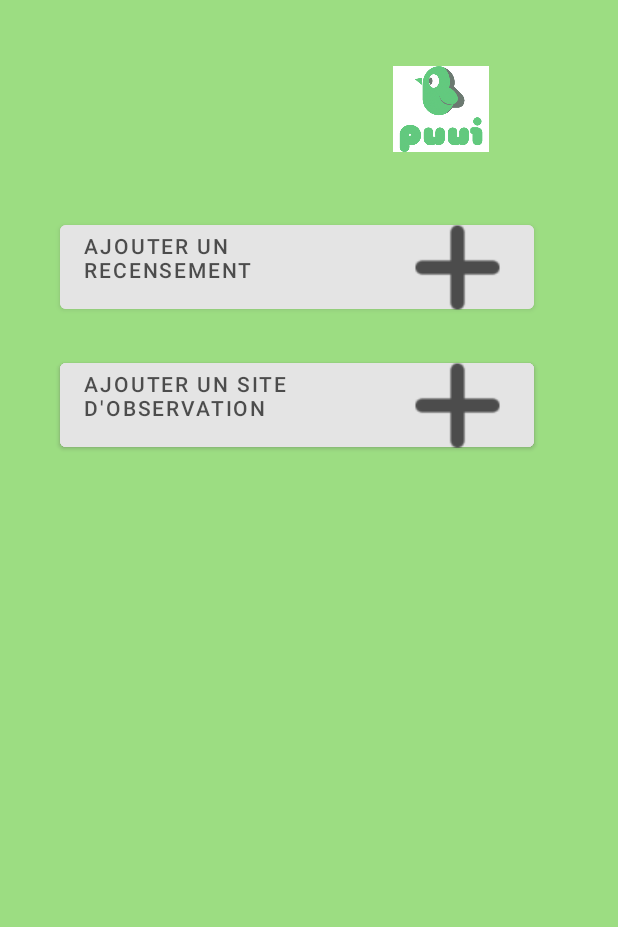
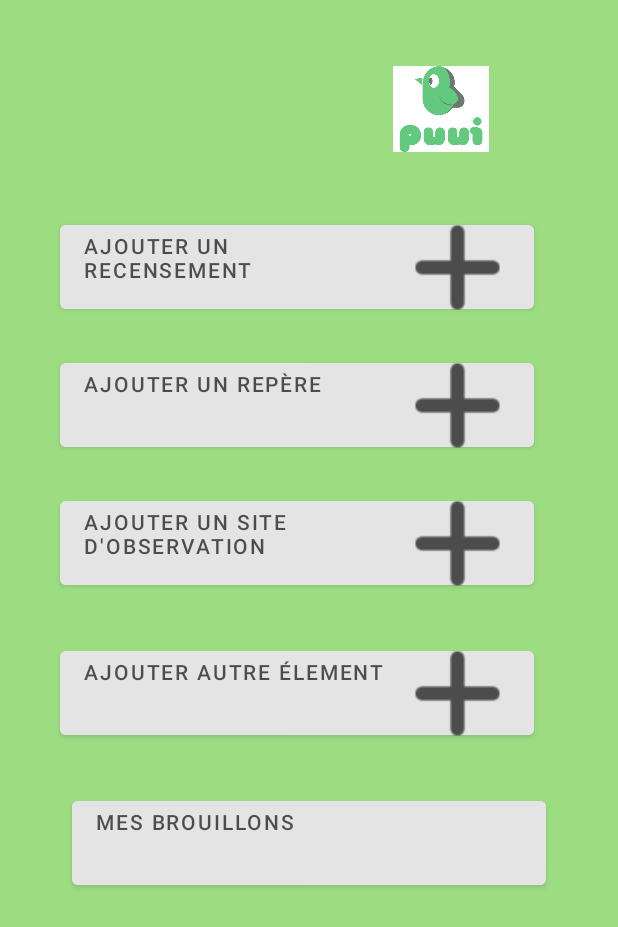
Before and after one commit to samuelboiss/PiouPiou, an Android app: the layout ajouter.xml on its own in the app's theme, with its tools: preview values and no code run, on a phone screen of 412 x 824 dp. Shown: the top 927 px of the screen. Run offline under Robolectric (Android 15) with nearby library versions, the phone set to English and light mode, and no system bars.

Commit message:
add the last three button on the page

```diff
--- a/PiouPiou/app/src/main/res/layout/ajouter.xml
+++ b/PiouPiou/app/src/main/res/layout/ajouter.xml
@@ -52,7 +52,7 @@
     <Button
         android:layout_width="316dp"
         android:layout_height="68dp"
-        android:layout_marginTop="236dp"
+        android:layout_marginTop="328dp"
         android:layout_marginEnd="56dp"
         android:backgroundTint="@color/button_gray"
         android:drawableRight="@drawable/plus"
@@ -63,5 +63,32 @@
         app:layout_constraintEnd_toEndOf="parent"
         app:layout_constraintTop_toTopOf="parent" />
 
+    <Button
+        android:layout_width="316dp"
+        android:layout_height="68dp"
+        android:layout_marginTop="428dp"
+        android:layout_marginEnd="56dp"
+        android:backgroundTint="@color/button_gray"
+        android:drawableRight="@drawable/plus"
+        android:drawablePadding="10dp"
+        android:gravity="left"
+        android:text="Ajouter autre élement"
+        android:textColor="@color/black"
+        app:layout_constraintEnd_toEndOf="parent"
+        app:layout_constraintTop_toTopOf="parent" />
+
+    <Button
+        android:layout_width="316dp"
+        android:layout_height="68dp"
+        android:layout_marginTop="528dp"
+        android:layout_marginEnd="48dp"
+        android:backgroundTint="@color/button_gray"
+        android:drawablePadding="10dp"
+        android:gravity="left"
+        android:text="Mes brouillons"
+        android:textColor="@color/black"
+        app:layout_constraintEnd_toEndOf="parent"
+        app:layout_constraintTop_toTopOf="parent" />
+
 
 </androidx.constraintlayout.widget.ConstraintLayout>
```
